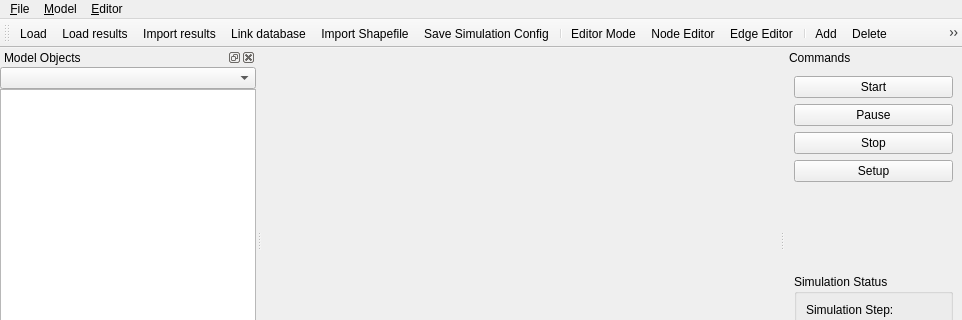
frabas/DISPLACE_GUI, file qtgui/mainwindow.ui: the form before one commit; both pictures show x 0 to 962 and y 0 to 320 of the 962 by 692 pixel window.
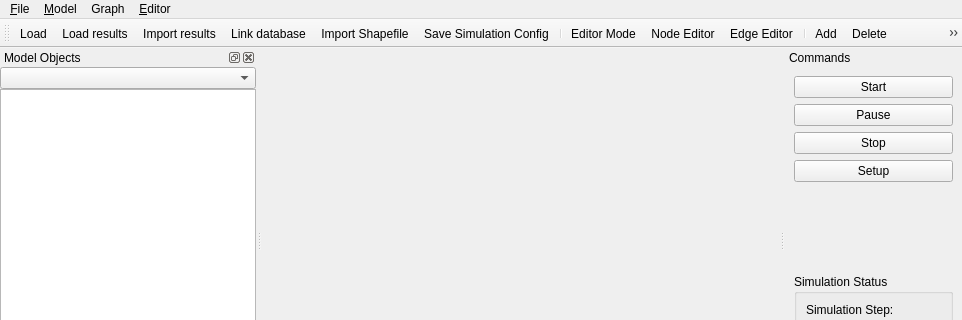
The form after the commit. Icons and pictures are not drawn. Custom widgets are drawn as their Qt base class.

What changed in the file:
```diff
--- a/qtgui/mainwindow.ui
+++ b/qtgui/mainwindow.ui
@@ -83,8 +83,18 @@
     <addaction name="actionDelete"/>
     <addaction name="actionProperties"/>
    </widget>
+   <widget class="QMenu" name="menuGraph">
+    <property name="title">
+     <string>Graph</string>
+    </property>
+    <addaction name="actionLoad_Graph"/>
+    <addaction name="actionSave_Graph"/>
+    <addaction name="actionExport_Graph"/>
+    <addaction name="separator"/>
+   </widget>
    <addaction name="menu_File"/>
    <addaction name="menu_Model"/>
+   <addaction name="menuGraph"/>
    <addaction name="menu_Editor"/>
   </widget>
   <widget class="QStatusBar" name="statusbar"/>
```
Left out of the diff: 15 changed lines with no effect on the pictures.
